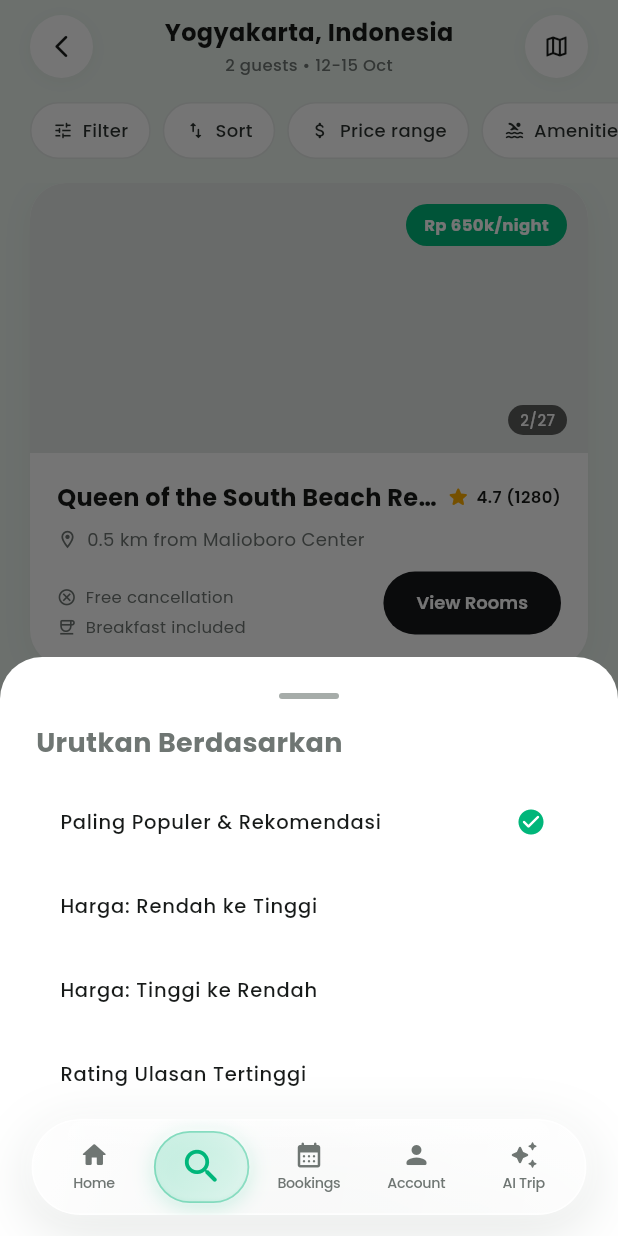
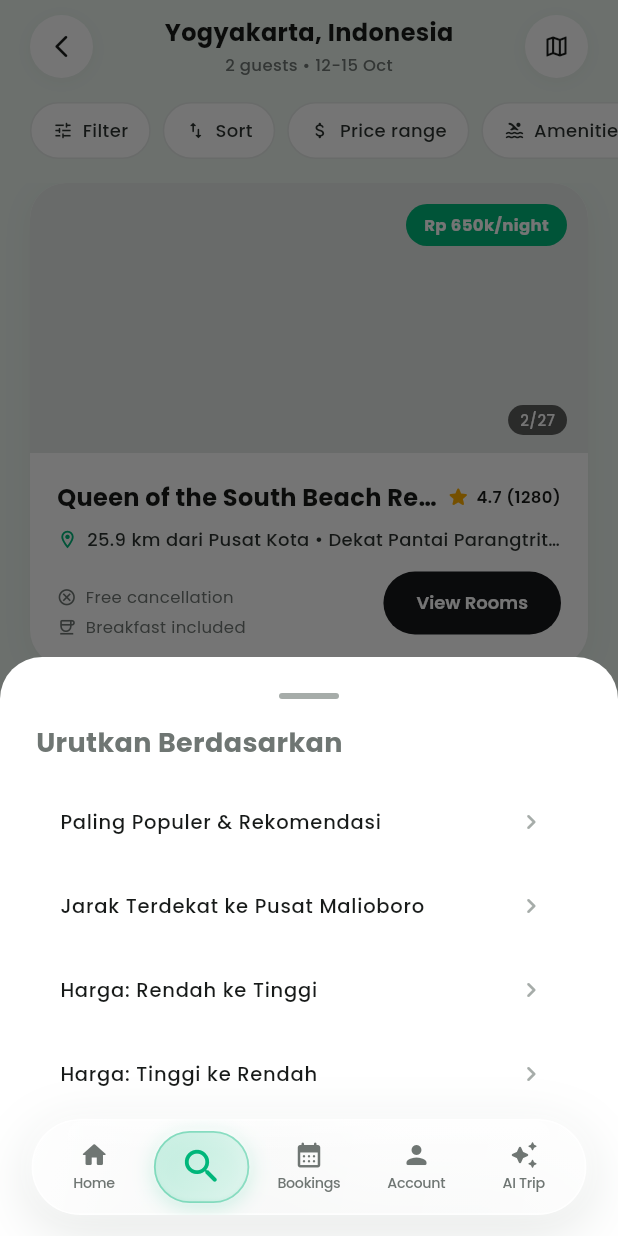
Before and after one commit to raynor19/stayjogja_flutter, a Flutter app: the HomePage screen opened by its route, after a tap on "Where do you want to stay?", after a tap on "Sort", on a phone screen of 412 x 824 dp. Run offline on Flutter 3.47's test engine with Material 3 defaults, Android fonts, the phone set to English and light mode, and no system bars; drawn by our look-alikes of cached_network_image; our stand-ins replace cloud_firestore, dartz, dio, equatable, firebase_core, flutter_bloc and 4 more; accounts and stored records are empty; generated files the repository leaves out were written again; network calls fail.

Commit message:
feat: add GPS pinpoint distance calculation (Haversine), nearest distance sorting, and Google Maps direct navigation

```diff
--- /dev/null
+++ b/lib/core/utils/location_helper.dart
@@ -0,0 +1,72 @@
+import 'dart:math';
+
+class LocationHelper {
+  LocationHelper._();
+
+  // Koordinat Titik Pusat Kota / Tugu Yogyakarta / Titik Nol Km
+  static const double centerJogjaLat = -7.7956;
+  static const double centerJogjaLng = 110.3695;
+
+  /// Menghitung jarak garis lurus (km) antara dua koordinat menggunakan Haversine Formula
+  static double calculateDistanceKm({
+    required double lat1,
+    required double lon1,
+    double lat2 = centerJogjaLat,
+    double lon2 = centerJogjaLng,
+  }) {
+    const double p = 0.017453292519943295; // Math.PI / 180
+    final double a = 0.5 -
+        cos((lat2 - lat1) * p) / 2 +
+        cos(lat1 * p) * cos(lat2 * p) * (1 - cos((lon2 - lon1) * p)) / 2;
+    final double distanceKm = 12742 * asin(sqrt(a)); // 2 * R * asin... (R = 6371 km)
+    return double.parse(distanceKm.toStringAsFixed(1));
+  }
+
+  /// Menghasilkan teks pinpoint landmark yang informatif dan kontekstual
+  static String getPinpointText({
+    required String area,
+    required double lat,
+    required double lng,
+  }) {
+    final double distToCenter = calculateDistanceKm(lat1: lat, lon1: lng);
+
+    switch (area.toLowerCase()) {
+      case 'malioboro':
+        if (distToCenter < 1.0) {
+          return '${(distToCenter * 1000).toInt()} m dari Malioboro Walk';
+        }
+        return '$distToCenter km dari Pusat Malioboro';
+      case 'kraton':
+        return '$distToCenter km dari Titik 0 KM & Kraton';
+      case 'prawirotaman':
+        return '$distToCenter km dari Pusat Kota • 300 m dari Kafe Seni';
+      case 'kotagede':
+        return '$distToCenter km dari Pusat Kota • Sentra Perak';
+      case 'kaliurang':
+        return '$distToCenter km dari Pusat Kota • Lereng Merapi';
+      case 'sleman':
+        return '$distToCenter km dari Pusat Kota Jogja';
+      case 'bantul':
+        if (distToCenter > 20.0) {
+          return '$distToCenter km dari Pusat Kota • Dekat Pantai Parangtritis';
+        }
+        return '$distToCenter km dari Pusat Kota • Sentra Gerabah Kasongan';
+      case 'gunungkidul':
+        return '$distToCenter km dari Pusat Kota • Kawasan Pantai Pasir Putih';
+      case 'kulon progo':
+        return '$distToCenter km dari Pusat Kota • Dekat Bandara YIA';
+      default:
+        return '$distToCenter km dari Pusat Kota Jogja';
+    }
+  }
+
+  /// Membuka URL Google Maps untuk navigasi langsung ke koordinat hotel
+  static String getGoogleMapsUrl({
+    required double lat,
+    required double lng,
+    required String placeName,
+  }) {
+    final query = Uri.encodeComponent('$placeName, Yogyakarta');
+    return 'https://www.google.com/maps/search/?api=1&query=$lat,$lng&query_place_id=$query';
+  }
+}
--- a/lib/features/hotel/presentation/bloc/hotel_cubit.dart
+++ b/lib/features/hotel/presentation/bloc/hotel_cubit.dart
@@ -1,8 +1,20 @@
 import 'package:flutter_bloc/flutter_bloc.dart';
 import 'package:equatable/equatable.dart';
+import 'package:stayjogja_flutter/core/utils/location_helper.dart';
 import 'package:stayjogja_flutter/features/hotel/domain/entities/hotel.dart';
 import 'package:stayjogja_flutter/features/hotel/domain/usecases/get_hotels_usecase.dart';
 import 'package:stayjogja_flutter/features/hotel/domain/usecases/get_hotel_detail_usecase.dart';
+
+enum HotelSortOption {
+  popularity('Paling Populer & Rekomendasi'),
+  distanceNearest('Jarak Terdekat ke Pusat Malioboro'),
+  priceLowest('Harga: Rendah ke Tinggi'),
+  priceHighest('Harga: Tinggi ke Rendah'),
+  ratingHighest('Rating Ulasan Tertinggi');
+
+  final String label;
+  const HotelSortOption(this.label);
+}
 
 // ─── States ────────────────────────────────────────────────────────────────
 abstract class HotelState extends Equatable {
@@ -19,11 +31,16 @@ class HotelLoading extends HotelState {}
 class HotelLoaded extends HotelState {
   final List<Hotel> hotels;
   final String selectedArea;
+  final HotelSortOption activeSort;
 
-  const HotelLoaded({required this.hotels, this.selectedArea = 'Semua'});
+  const HotelLoaded({
+    required this.hotels,
+    this.selectedArea = 'Semua',
+    this.activeSort = HotelSortOption.popularity,
+  });
 
   @override
-  List<Object?> get props => [hotels, selectedArea];
+  List<Object?> get props => [hotels, selectedArea, activeSort];
 }
 
 class HotelDetailLoaded extends HotelState {
@@ -63,6 +80,41 @@ class HotelCubit extends Cubit<HotelState> {
     );
   }
 
+  void sortHotels(HotelSortOption option) {
+    if (state is HotelLoaded) {
+      final current = state as HotelLoaded;
+      final sortedList = List<Hotel>.from(current.hotels);
+
+      switch (option) {
+        case HotelSortOption.distanceNearest:
+          sortedList.sort((a, b) {
+            final distA = LocationHelper.calculateDistanceKm(lat1: a.latitude, lon1: a.longitude);
+            final distB = LocationHelper.calculateDistanceKm(lat1: b.latitude, lon1: b.longitude);
+            return distA.compareTo(distB);
+          });
+          break;
+        case HotelSortOption.priceLowest:
+          sortedList.sort((a, b) => a.startingPrice.compareTo(b.startingPrice));
+          break;
+        case HotelSortOption.priceHighest:
+          sortedList.sort((a, b) => b.startingPrice.compareTo(a.startingPrice));
+          break;
+        case HotelSortOption.ratingHighest:
+          sortedList.sort((a, b) => b.rating.compareTo(a.rating));
+          break;
+        case HotelSortOption.popularity:
+          sortedList.sort((a, b) => b.totalReviews.compareTo(a.totalReviews));
+          break;
+      }
+
+      emit(HotelLoaded(
+        hotels: sortedList,
+        selectedArea: current.selectedArea,
+        activeSort: option,
+      ));
+    }
+  }
+
   Future<void> loadHotelDetail(String id) async {
     emit(HotelLoading());
     final result = await getHotelDetailUseCase(id);
--- a/lib/features/hotel/presentation/pages/hotel_search_page.dart
+++ b/lib/features/hotel/presentation/pages/hotel_search_page.dart
@@ -4,6 +4,7 @@ import 'package:go_router/go_router.dart';
 import 'package:cached_network_image/cached_network_image.dart';
 import 'package:stayjogja_flutter/core/theme/app_theme.dart';
 import 'package:stayjogja_flutter/core/constants/app_constants.dart';
+import 'package:stayjogja_flutter/core/utils/location_helper.dart';
 import 'package:stayjogja_flutter/core/widgets/skeleton_loading.dart';
 import 'package:stayjogja_flutter/features/hotel/domain/entities/hotel.dart';
 import 'package:stayjogja_flutter/features/hotel/presentation/bloc/hotel_cubit.dart';
@@ -298,19 +299,14 @@ class HotelSearchPage extends StatelessWidget {
                 style: TextStyle(fontFamily: 'Poppins', fontSize: 18, fontWeight: FontWeight.w700),
               ),
               const SizedBox(height: 12),
-              ...[
-                'Paling Populer & Rekomendasi',
-                'Harga: Rendah ke Tinggi',
-                'Harga: Tinggi ke Rendah',
-                'Rating Ulasan Tertinggi',
-                'Jarak Terdekat ke Pusat Malioboro',
-              ].map((sortOption) {
+              ...HotelSortOption.values.map((sortOption) {
                 return ListTile(
-                  title: Text(sortOption, style: const TextStyle(fontSize: 13, fontWeight: FontWeight.w500)),
-                  trailing: sortOption.startsWith('Paling')
-                      ? const Icon(Icons.check_circle_rounded, color: AppColors.emerald, size: 20)
-                      : null,
-                  onTap: () => Navigator.pop(context),
+                  title: Text(sortOption.label, style: const TextStyle(fontSize: 13, fontWeight: FontWeight.w500)),
+                  trailing: const Icon(Icons.chevron_right_rounded, color: AppColors.grey400, size: 20),
+                  onTap: () {
+                    context.read<HotelCubit>().sortHotels(sortOption);
+                    Navigator.pop(context);
+                  },
                 );
               }),
             ],
@@ -443,17 +439,26 @@ class _HotelSearchCard extends StatelessWidget {
                 ),
                 const SizedBox(height: 8),
 
-                // Distance from Landmark
+                // Dynamic Pinpoint & Distance from Center
                 Row(
                   children: [
-                    const Icon(Icons.location_on_outlined, size: 14, color: AppColors.grey600),
+                    const Icon(Icons.location_on_outlined, size: 14, color: AppColors.emerald),
                     const SizedBox(width: 6),
-                    Text(
-                      '0.5 km from Malioboro Center',
-                      style: const TextStyle(
-                        fontFamily: 'Poppins',
-                        fontSize: 12,
-                        color: AppColors.grey600,
+                    Expanded(
+                      child: Text(
+                        LocationHelper.getPinpointText(
+                          area: hotel.area,
+                          lat: hotel.latitude,
+                          lng: hotel.longitude,
+                        ),
+                        maxLines: 1,
+                        overflow: TextOverflow.ellipsis,
+                        style: const TextStyle(
+                          fontFamily: 'Poppins',
+                          fontSize: 12,
+                          fontWeight: FontWeight.w500,
+                          color: AppColors.grey800,
+                        ),
                       ),
                     ),
                   ],
```
Also changed, not shown: lib/features/hotel/presentation/pages/hotel_detail_page.dart (+70 -0 lines).
